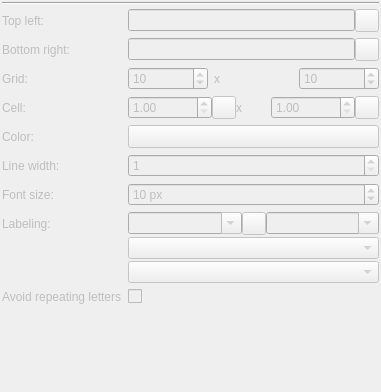
kadas-albireo/kadas-albireo2, file kadas/app/guidegrid/kadasguidegridwidgetbase.ui: the form before one commit.
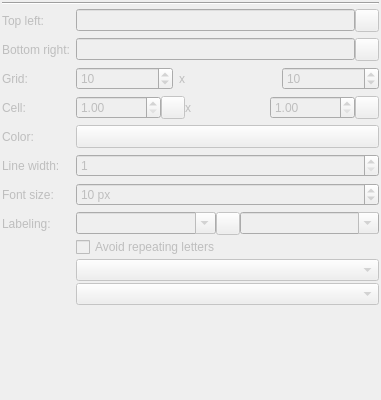
The form after the commit. Icons and pictures are not drawn. Custom widgets are drawn as their Qt base class.

Commit message: Fix guide grid label skipping, keep enums nested, test grid labels

The edit to the form file:
```diff
--- a/kadas/app/guidegrid/kadasguidegridwidgetbase.ui
+++ b/kadas/app/guidegrid/kadasguidegridwidgetbase.ui
@@ -7,7 +7,7 @@
     <x>0</x>
     <y>0</y>
     <width>381</width>
-    <height>392</height>
+    <height>400</height>
    </rect>
   </property>
   <layout class="QVBoxLayout" name="verticalLayoutMain">
@@ -342,6 +342,16 @@
           </item>
          </layout>
         </item>
+        <item>
+         <widget class="QCheckBox" name="checkBoxAvoidRepeatingLetters">
+          <property name="toolTip">
+           <string>Skip letter labels made of a single repeated letter, e.g. AA, BB, CCC</string>
+          </property>
+          <property name="text">
+           <string>Avoid repeating letters</string>
+          </property>
+         </widget>
+        </item>
         <item>
          <layout class="QVBoxLayout" name="verticalLayoutLabelPos">
           <property name="spacing">
@@ -357,23 +367,6 @@
         </item>
        </layout>
       </item>
-      <item row="8" column="1">
-       <widget class="QCheckBox" name="checkBoxAvoidRepeatingLetters">
-        <property name="text">
-         <string/>
-        </property>
-       </widget>
-      </item>
-      <item row="8" column="0">
-       <widget class="QLabel" name="label">
-        <property name="toolTip">
-         <string>Example: &quot;AA&quot;, &quot;BB&quot; &quot;CCC&quot;</string>
-        </property>
-        <property name="text">
-         <string>Avoid repeating letters</string>
-        </property>
-       </widget>
-      </item>
      </layout>
     </widget>
    </item>
```
Left out of the diff: 20 changed lines with no effect on the pictures. The commit also changes 13 other files.
